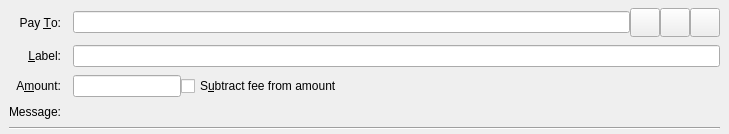
Before: the Qt Designer form src/qt/forms/sendcoinsentry.ui in theRealDijida/PAC, drawn with Qt 5.
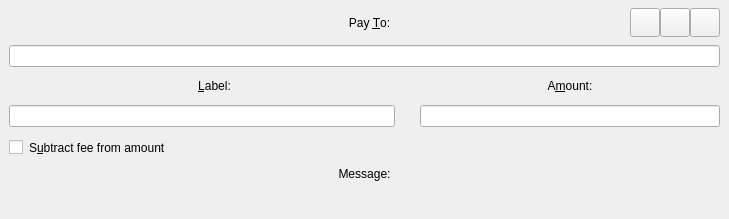
After: the same form once the commit is applied. Custom widgets are drawn as their Qt base class.

```diff
--- a/src/qt/forms/sendcoinsentry.ui
+++ b/src/qt/forms/sendcoinsentry.ui
@@ -7,7 +7,7 @@
     <x>0</x>
     <y>0</y>
     <width>729</width>
-    <height>126</height>
+    <height>219</height>
    </rect>
   </property>
   <property name="focusPolicy">
@@ -16,10 +16,21 @@
   <property name="autoFillBackground">
    <bool>false</bool>
   </property>
+  <property name="styleSheet">
+   <string notr="true">#SendCoins, #SendCoins{
+  background:transparent;
+}</string>
+  </property>
+  <property name="currentIndex">
+   <number>0</number>
+  </property>
   <widget class="QFrame" name="SendCoins">
    <property name="toolTip">
     <string>This is a normal payment.</string>
    </property>
+   <property name="styleSheet">
+    <string notr="true"/>
+   </property>
    <property name="frameShape">
     <enum>QFrame::NoFrame</enum>
    </property>
@@ -36,20 +47,61 @@
     <property name="verticalSpacing">
      <number>8</number>
     </property>
-    <item row="0" column="0">
-     <widget class="QLabel" name="payToLabel">
-      <property name="text">
-       <string>Pay &amp;To:</string>
-      </property>
-      <property name="alignment">
-       <set>Qt::AlignRight|Qt::AlignTrailing|Qt::AlignVCenter</set>
-      </property>
-      <property name="buddy">
-       <cstring>payTo</cstring>
-      </property>
-     </widget>
+    <item row="2" column="0">
+     <layout class="QHBoxLayout" name="labelAmounTitles">
+      <item>
+       <widget class="QLabel" name="labellLabel">
+        <property name="sizePolicy">
+         <sizepolicy hsizetype="Expanding" vsizetype="Preferred">
+          <horstretch>0</horstretch>
+          <verstretch>0</verstretch>
+         </sizepolicy>
+        </property>
+        <property name="text">
+         <string>&amp;Label:</string>
+        </property>
+        <property name="alignment">
+         <set>Qt::AlignCenter</set>
+        </property>
+        <property name="buddy">
+         <cstring>addAsLabel</cstring>
+        </property>
+        <property name="class" stdset="0">
+         <string>titleLabel</string>
+        </property>
+       </widget>
+      </item>
+      <item>
+       <widget class="QLabel" name="amountLabel">
+        <property name="sizePolicy">
+         <sizepolicy hsizetype="Expanding" vsizetype="Preferred">
+          <horstretch>0</horstretch>
+          <verstretch>0</verstretch>
+         </sizepolicy>
+        </property>
+        <property name="maximumSize">
+         <size>
+          <width>300</width>
+          <height>16777215</height>
+         </size>
+        </property>
+        <property name="text">
+         <string>A&amp;mount:</string>
+        </property>
+        <property name="alignment">
+         <set>Qt::AlignCenter</set>
+        </property>
+        <property name="buddy">
+         <cstring>payAmount</cstring>
+        </property>
+        <property name="class" stdset="0">
+         <string>titleLabel</string>
+        </property>
+       </widget>
+      </item>
+     </layout>
     </item>
-    <item row="0" column="1">
+    <item row="1" column="0">
      <layout class="QHBoxLayout" name="payToLayout">
       <property name="spacing">
        <number>0</number>
@@ -59,6 +111,45 @@
         <property name="toolTip">
          <string>The Paccoin address to send the payment to</string>
         </property>
+        <property name="class" stdset="0">
+         <string>LineEdit</string>
+        </property>
+       </widget>
+      </item>
+     </layout>
+    </item>
+    <item row="0" column="0">
+     <layout class="QHBoxLayout" name="PayToHeader">
+      <item>
+       <spacer name="horizontalSpacer">
+        <property name="orientation">
+         <enum>Qt::Horizontal</enum>
+        </property>
+        <property name="sizeType">
+         <enum>QSizePolicy::Fixed</enum>
+        </property>
+        <property name="sizeHint" stdset="0">
+         <size>
+          <width>100</width>
+          <height>20</height>
+         </size>
+        </property>
+       </spacer>
+      </item>
+      <item>
+       <widget class="QLabel" name="payToLabel">
+        <property name="text">
+         <string>Pay &amp;To:</string>
+        </property>
+        <property name="alignment">
+         <set>Qt::AlignCenter</set>
+        </property>
+        <property name="buddy">
+         <cstring>payTo</cstring>
+        </property>
+        <property name="class" stdset="0">
+         <string>titleLabel</string>
+        </property>
        </widget>
       </item>
       <item>
@@ -113,71 +204,70 @@
           <height>22</height>
          </size>
         </property>
-       </widget>
-      </item>
-     </layout>
-    </item>
-    <item row="1" column="0">
-     <widget class="QLabel" name="labellLabel">
-      <property name="text">
-       <string>&amp;Label:</string>
-      </property>
-      <property name="alignment">
-       <set>Qt::AlignRight|Qt::AlignTrailing|Qt::AlignVCenter</set>
-      </property>
-      <property name="buddy">
-       <cstring>addAsLabel</cstring>
-      </property>
-     </widget>
-    </item>
-    <item row="1" column="1">
-     <widget class="QLineEdit" name="addAsLabel">
-      <property name="toolTip">
-       <string>Enter a label for this address to add it to the list of used addresses</string>
-      </property>
-     </widget>
-    </item>
-    <item row="2" column="0">
-     <widget class="QLabel" name="amountLabel">
-      <property name="text">
-       <string>A&amp;mount:</string>
-      </property>
-      <property name="alignment">
-       <set>Qt::AlignRight|Qt::AlignTrailing|Qt::AlignVCenter</set>
-      </property>
-      <property name="buddy">
-       <cstring>payAmount</cstring>
-      </property>
-     </widget>
-    </item>
-    <item row="2" column="1">
-     <layout class="QHBoxLayout" name="horizontalLayoutAmount" stretch="0,1">
-      <item>
-       <widget class="BitcoinAmountField" name="payAmount"/>
-      </item>
-      <item>
-       <widget class="QCheckBox" name="checkboxSubtractFeeFromAmount">
-        <property name="toolTip">
-         <string>The fee will be deducted from the amount being sent. The recipient will receive a lower amount of Paccoin than you enter in the amount field. If multiple recipients are selected, the fee is split equally.</string>
+        <property name="class" stdset="0">
+         <string>QuickButton</string>
         </property>
-        <property name="text">
-         <string>S&amp;ubtract fee from amount</string>
-        </property>
        </widget>
       </item>
      </layout>
     </item>
-    <item row="3" column="0">
+    <item row="6" column="0">
      <widget class="QLabel" name="messageLabel">
       <property name="text">
        <string>Message:</string>
       </property>
       <property name="alignment">
-       <set>Qt::AlignRight|Qt::AlignTrailing|Qt::AlignVCenter</set>
+       <set>Qt::AlignCenter</set>
+      </property>
+      <property name="class" stdset="0">
+       <string>titleLabel</string>
       </property>
      </widget>
     </item>
-    <item row="3" column="1">
+    <item row="3" column="0">
+     <layout class="QHBoxLayout" name="inputsContainer">
+      <item>
+       <widget class="QLineEdit" name="addAsLabel">
+        <property name="toolTip">
+         <string>Enter a label for this address to add it to the list of used addresses</string>
+        </property>
+        <property name="class" stdset="0">
+         <string>LineEdit</string>
+        </property>
+       </widget>
+      </item>
+      <item>
+       <spacer name="horizontalSpacer_2">
+        <property name="orientation">
+         <enum>Qt::Horizontal</enum>
+        </property>
+        <property name="sizeType">
+         <enum>QSizePolicy::Preferred</enum>
+        </property>
+        <property name="sizeHint" stdset="0">
+         <size>
+          <width>25</width>
+          <height>20</height>
+         </size>
+        </property>
+       </spacer>
+      </item>
+      <item>
+       <widget class="BitcoinAmountField" name="payAmount">
+        <property name="maximumSize">
+         <size>
+          <width>300</width>
+          <height>16777215</height>
+         </size>
+        </property>
+        <property name="class" stdset="0">
+         <string>LineEdit_PacCoins</string>
+        </property>
+       </widget>
+      </item>
+     </layout>
+    </item>
+    <item row="7" column="0">
      <widget class="QLabel" name="messageTextLabel">
       <property name="toolTip">
        <string>A message that was attached to the paccoin: URI which will be stored with the transaction for your reference. Note: This message will not be sent over the Paccoin network.</string>
@@ -187,12 +277,22 @@
       </property>
      </widget>
     </item>
-    <item row="4" column="0" colspan="2">
-     <widget class="Line" name="line">
-      <property name="orientation">
-       <enum>Qt::Horizontal</enum>
-      </property>
-     </widget>
+    <item row="5" column="0">
+     <layout class="QHBoxLayout" name="horizontalLayoutAmount" stretch="1">
+      <item>
+       <widget class="QCheckBox" name="checkboxSubtractFeeFromAmount">
+        <property name="toolTip">
+         <string>The fee will be deducted from the amount being sent. The recipient will receive a lower amount of Paccoin than you enter in the amount field. If multiple recipients are selected, the fee is split equally.</string>
+        </property>
+        <property name="styleSheet">
+         <string notr="true">margin: 5px 0 0 0;</string>
+        </property>
+        <property name="text">
+         <string>S&amp;ubtract fee from amount</string>
+        </property>
+       </widget>
+      </item>
+     </layout>
     </item>
    </layout>
   </widget>
@@ -1225,17 +1325,17 @@
   </widget>
  </widget>
  <customwidgets>
-  <customwidget>
-   <class>QValidatedLineEdit</class>
-   <extends>QLineEdit</extends>
-   <header>qvalidatedlineedit.h</header>
-  </customwidget>
   <customwidget>
    <class>BitcoinAmountField</class>
    <extends>QLineEdit</extends>
    <header>bitcoinamountfield.h</header>
    <container>1</container>
   </customwidget>
+  <customwidget>
+   <class>QValidatedLineEdit</class>
+   <extends>QLineEdit</extends>
+   <header>qvalidatedlineedit.h</header>
+  </customwidget>
  </customwidgets>
  <tabstops>
   <tabstop>payTo</tabstop>
```
Left out of the diff: 15 changed lines with no effect on the pictures.
